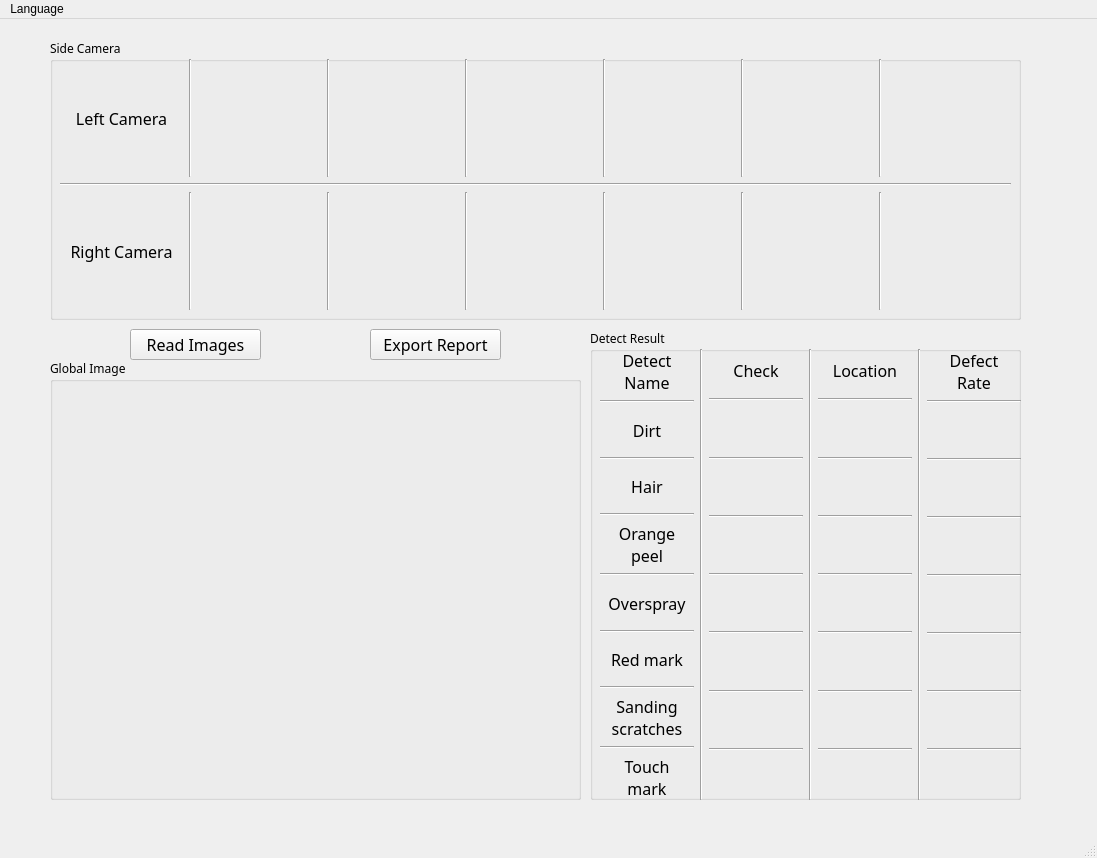
Old version of the form GUI/tiredetect.ui in the repository Ivy60627/Tire-Defect-Detection-System.
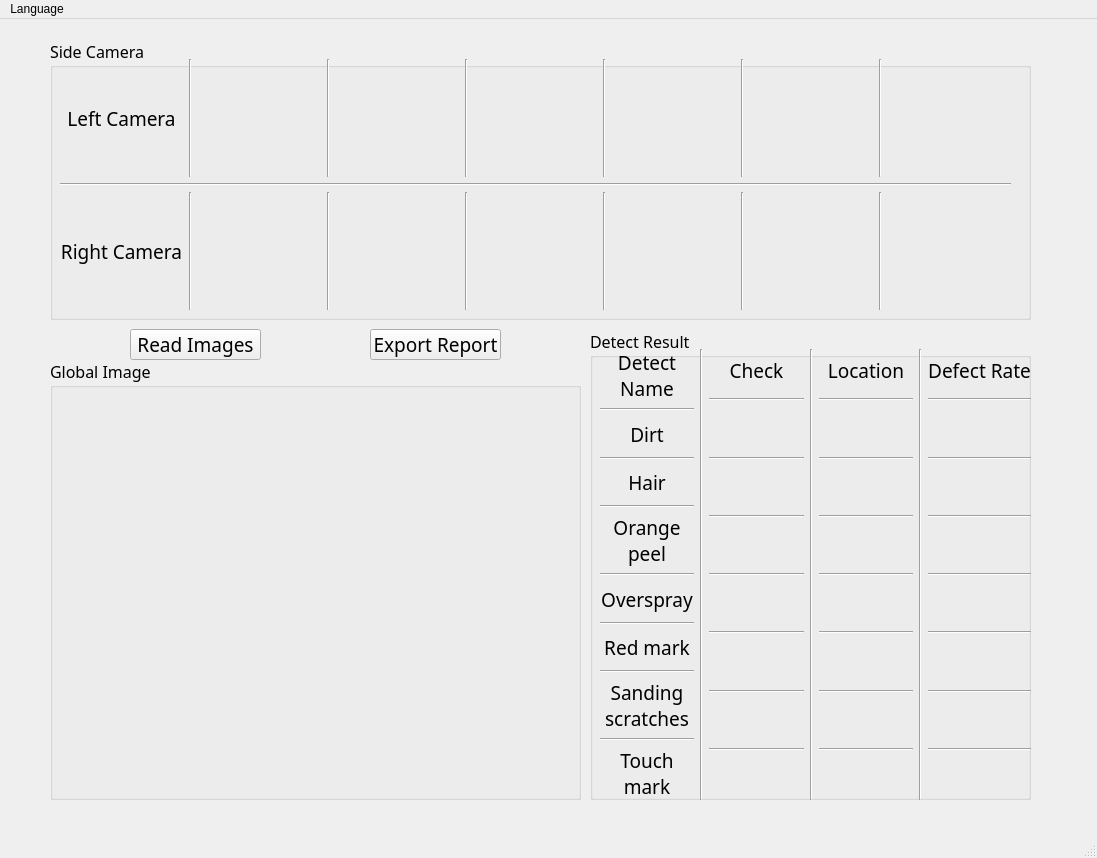
New version of the form.

```diff
--- a/GUI/tiredetect.ui
+++ b/GUI/tiredetect.ui
@@ -29,7 +29,7 @@
     <property name="font">
      <font>
       <family>微軟正黑體</family>
-      <pointsize>12</pointsize>
+      <pointsize>14</pointsize>
      </font>
     </property>
     <property name="text">
@@ -48,7 +48,7 @@
     <property name="font">
      <font>
       <family>微軟正黑體</family>
-      <pointsize>12</pointsize>
+      <pointsize>14</pointsize>
      </font>
     </property>
     <property name="text">
@@ -60,13 +60,14 @@
      <rect>
       <x>50</x>
       <y>20</y>
-      <width>971</width>
+      <width>981</width>
       <height>281</height>
      </rect>
     </property>
     <property name="font">
      <font>
       <family>微軟正黑體</family>
+      <pointsize>12</pointsize>
      </font>
     </property>
     <property name="autoFillBackground">
@@ -98,7 +99,7 @@
           <property name="font">
            <font>
             <family>微軟正黑體</family>
-            <pointsize>12</pointsize>
+            <pointsize>14</pointsize>
            </font>
           </property>
           <property name="text">
@@ -287,7 +288,7 @@
           <property name="font">
            <font>
             <family>微軟正黑體</family>
-            <pointsize>12</pointsize>
+            <pointsize>14</pointsize>
            </font>
           </property>
           <property name="text">
@@ -464,13 +465,14 @@
      <rect>
       <x>590</x>
       <y>310</y>
-      <width>431</width>
+      <width>441</width>
       <height>471</height>
      </rect>
     </property>
     <property name="font">
      <font>
       <family>微軟正黑體</family>
+      <pointsize>12</pointsize>
      </font>
     </property>
     <property name="title">
@@ -481,7 +483,7 @@
       <rect>
        <x>10</x>
        <y>20</y>
-       <width>421</width>
+       <width>431</width>
        <height>451</height>
       </rect>
      </property>
@@ -499,7 +501,7 @@
           <property name="font">
            <font>
             <family>微軟正黑體</family>
-            <pointsize>12</pointsize>
+            <pointsize>14</pointsize>
            </font>
           </property>
           <property name="text">
@@ -529,7 +531,7 @@
           <property name="font">
            <font>
             <family>微軟正黑體</family>
-            <pointsize>12</pointsize>
+            <pointsize>14</pointsize>
            </font>
           </property>
           <property name="text">
@@ -558,7 +560,7 @@
           <property name="font">
            <font>
             <family>微軟正黑體</family>
-            <pointsize>12</pointsize>
+            <pointsize>14</pointsize>
            </font>
           </property>
           <property name="text">
@@ -587,7 +589,7 @@
           <property name="font">
            <font>
             <family>微軟正黑體</family>
-            <pointsize>12</pointsize>
+            <pointsize>14</pointsize>
            </font>
           </property>
           <property name="text">
@@ -617,7 +619,7 @@
           <property name="font">
            <font>
             <family>微軟正黑體</family>
-            <pointsize>12</pointsize>
+            <pointsize>14</pointsize>
            </font>
           </property>
           <property name="text">
@@ -646,7 +648,7 @@
           <property name="font">
            <font>
             <family>微軟正黑體</family>
-            <pointsize>12</pointsize>
+            <pointsize>14</pointsize>
            </font>
           </property>
           <property name="text">
@@ -675,7 +677,7 @@
           <property name="font">
            <font>
             <family>微軟正黑體</family>
-            <pointsize>12</pointsize>
+            <pointsize>14</pointsize>
            </font>
           </property>
           <property name="text">
@@ -705,7 +707,7 @@
           <property name="font">
            <font>
             <family>微軟正黑體</family>
-            <pointsize>12</pointsize>
+            <pointsize>14</pointsize>
            </font>
           </property>
           <property name="text">
@@ -739,7 +741,7 @@
           <property name="font">
            <font>
             <family>微軟正黑體</family>
-            <pointsize>12</pointsize>
+            <pointsize>14</pointsize>
            </font>
           </property>
           <property name="text">
@@ -981,7 +983,7 @@
           <property name="font">
            <font>
             <family>微軟正黑體</family>
-            <pointsize>12</pointsize>
+            <pointsize>14</pointsize>
            </font>
           </property>
           <property name="text">
@@ -1274,12 +1276,11 @@
           <property name="font">
            <font>
             <family>微軟正黑體</family>
-            <pointsize>12</pointsize>
+            <pointsize>14</pointsize>
            </font>
           </property>
           <property name="text">
-           <string>Defect
-Rate</string>
+           <string>Defect Rate</string>
           </property>
           <property name="alignment">
            <set>Qt::AlignCenter</set>
@@ -1569,6 +1570,7 @@
     <property name="font">
      <font>
       <family>微軟正黑體</family>
+      <pointsize>12</pointsize>
      </font>
     </property>
     <property name="title">
```
